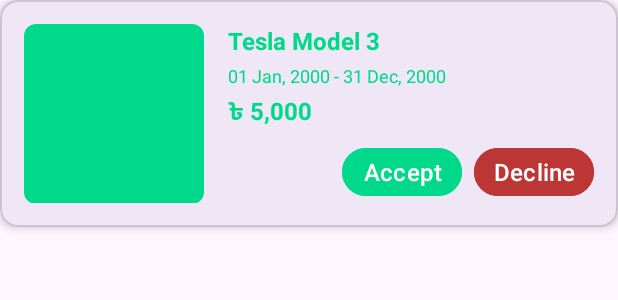
After one commit to masum184e/vroomgo, an Android app: the layout item_request.xml on its own in the app's theme, with its tools: preview values and no code run, on a phone screen of 412 x 824 dp. The commit adds this screen. Shown: the top 300 px of the screen. Run offline under Robolectric (Android 15) with nearby library versions, the phone set to English and light mode, and no system bars.

Commit message:
request page added

```diff
--- a/mobile-app/app/src/main/res/layout/fragment_request.xml
+++ b/mobile-app/app/src/main/res/layout/fragment_request.xml
@@ -4,22 +4,60 @@
     xmlns:tools="http://schemas.android.com/tools"
     android:layout_width="match_parent"
     android:layout_height="match_parent"
-    android:padding="16dp"
     tools:context=".fragments.RequestFragment">
 
-    <TextView
-        android:id="@+id/text_home"
+    <!-- Header -->
+    <androidx.appcompat.widget.Toolbar
+        android:id="@+id/toolbar"
         android:layout_width="match_parent"
-        android:layout_height="wrap_content"
-        android:layout_marginStart="8dp"
-        android:layout_marginTop="8dp"
-        android:layout_marginEnd="8dp"
-        android:textAlignment="center"
-        android:textSize="20sp"
-        android:text="Fragment Request"
-        app:layout_constraintBottom_toBottomOf="parent"
+        android:layout_height="40dp"
+        android:paddingStart="16dp"
+        android:paddingEnd="16dp"
         app:layout_constraintEnd_toEndOf="parent"
         app:layout_constraintStart_toStartOf="parent"
-        app:layout_constraintTop_toTopOf="parent" />
+        app:layout_constraintTop_toTopOf="parent">
 
+        <TextView
+            android:layout_width="wrap_content"
+            android:layout_height="wrap_content"
+            android:layout_gravity="center"
+            android:fontFamily="sans-serif-medium"
+            android:text="@string/title_request"
+            android:textColor="@color/primary"
+            android:textSize="20sp"
+            android:textStyle="bold" />
+
+    </androidx.appcompat.widget.Toolbar>
+
+    <ScrollView
+        android:layout_width="match_parent"
+        android:layout_height="0dp"
+        android:layout_marginTop="4dp"
+        android:fillViewport="true"
+        android:visibility="visible"
+        app:layout_constraintBottom_toBottomOf="parent"
+        app:layout_constraintTop_toBottomOf="@id/toolbar">
+        <!-- Request List Item -->
+        <LinearLayout
+            android:layout_width="match_parent"
+            android:layout_height="wrap_content"
+            android:orientation="vertical"
+            android:paddingStart="16dp"
+            android:paddingEnd="16dp">
+
+            <include layout="@layout/item_request" />
+
+            <include layout="@layout/item_request" />
+
+            <include layout="@layout/item_request" />
+
+            <include layout="@layout/item_request" />
+
+            <include layout="@layout/item_request" />
+
+            <include layout="@layout/item_request" />
+
+        </LinearLayout>
+
+    </ScrollView>
 </androidx.constraintlayout.widget.ConstraintLayout>
--- /dev/null
+++ b/mobile-app/app/src/main/res/layout/item_request.xml
@@ -0,0 +1,117 @@
+<?xml version="1.0" encoding="utf-8"?>
+<com.google.android.material.card.MaterialCardView xmlns:android="http://schemas.android.com/apk/res/android"
+    xmlns:app="http://schemas.android.com/apk/res-auto"
+    xmlns:tools="http://schemas.android.com/tools"
+    android:layout_width="match_parent"
+    android:layout_height="wrap_content"
+    android:layout_marginBottom="16dp"
+    app:cardCornerRadius="12dp"
+    app:cardElevation="4dp">
+
+    <androidx.constraintlayout.widget.ConstraintLayout
+        android:layout_width="match_parent"
+        android:layout_height="wrap_content"
+        android:padding="16dp">
+
+        <!-- Profile Picture -->
+        <View
+            android:id="@+id/iv_car_thumbnail"
+            android:layout_width="120dp"
+            android:layout_height="120dp"
+            android:background="@drawable/bg_badge"
+            app:layout_constraintBottom_toBottomOf="@+id/action_container"
+            app:layout_constraintStart_toStartOf="parent"
+            app:layout_constraintTop_toTopOf="@+id/tv_car_name" />
+
+        <!-- Renters Name -->
+        <TextView
+            android:id="@+id/tv_car_name"
+            android:layout_width="0dp"
+            android:layout_height="wrap_content"
+            android:layout_marginStart="16dp"
+            android:text="@string/sample_car"
+            android:textColor="@color/primary"
+            android:textSize="16sp"
+            android:textStyle="bold"
+            app:layout_constraintEnd_toEndOf="parent"
+            app:layout_constraintStart_toEndOf="@+id/iv_car_thumbnail"
+            app:layout_constraintTop_toTopOf="parent" />
+
+        <!-- Trip Details -->
+        <TextView
+            android:id="@+id/tv_date_range"
+            android:layout_width="0dp"
+            android:layout_height="wrap_content"
+            android:layout_marginStart="16dp"
+            android:layout_marginTop="4dp"
+            android:text="@string/sample_start_end_date"
+            android:textColor="@color/primary"
+            android:textSize="12sp"
+            app:layout_constraintEnd_toEndOf="parent"
+            app:layout_constraintStart_toEndOf="@+id/iv_car_thumbnail"
+            app:layout_constraintTop_toBottomOf="@+id/tv_car_name" />
+
+        <TextView
+            android:id="@+id/tv_price"
+            android:layout_width="0dp"
+            android:layout_height="wrap_content"
+            android:layout_marginStart="16dp"
+            android:layout_marginTop="4dp"
+            android:text="@string/sample_amount"
+            android:textColor="@color/primary"
+            android:textSize="16sp"
+            android:textStyle="bold"
+            app:layout_constraintEnd_toEndOf="parent"
+            app:layout_constraintStart_toEndOf="@+id/iv_car_thumbnail"
+            app:layout_constraintTop_toBottomOf="@+id/tv_date_range" />
+
+        <!-- Action Button -->
+        <LinearLayout
+            android:id="@+id/action_container"
+            android:layout_width="wrap_content"
+            android:layout_height="wrap_content"
+            android:layout_marginStart="16dp"
+            android:layout_marginTop="8dp"
+            android:gravity="center"
+            android:orientation="horizontal"
+            app:layout_constraintEnd_toEndOf="parent"
+            app:layout_constraintHorizontal_bias="0.5"
+            app:layout_constraintTop_toBottomOf="@+id/tv_price">
+
+            <Button
+                android:id="@+id/pending_btn"
+                android:layout_width="80dp"
+                android:layout_height="40dp"
+                android:layout_marginEnd="8dp"
+                android:backgroundTint="@color/primary"
+                android:padding="0dp"
+                android:text="@string/pending"
+                android:textColor="@android:color/white"
+                android:textSize="16sp"
+                android:visibility="gone" />
+
+            <Button
+                android:id="@+id/accept_btn"
+                android:layout_width="80dp"
+                android:layout_height="40dp"
+                android:layout_marginEnd="8dp"
+                android:backgroundTint="@color/primary"
+                android:padding="0dp"
+                android:text="@string/accept"
+                android:textColor="@android:color/white"
+                android:textSize="16sp"
+                android:visibility="visible" />
+
+            <Button
+                android:id="@+id/decline_btn"
+                android:layout_width="80dp"
+                android:layout_height="40dp"
+                android:backgroundTint="@color/warning"
+                android:padding="0dp"
+                android:text="@string/decline"
+                android:textColor="@android:color/white"
+                android:textSize="16sp"
+                android:visibility="visible" />
+        </LinearLayout>
+    </androidx.constraintlayout.widget.ConstraintLayout>
+</com.google.android.material.card.MaterialCardView>
```
